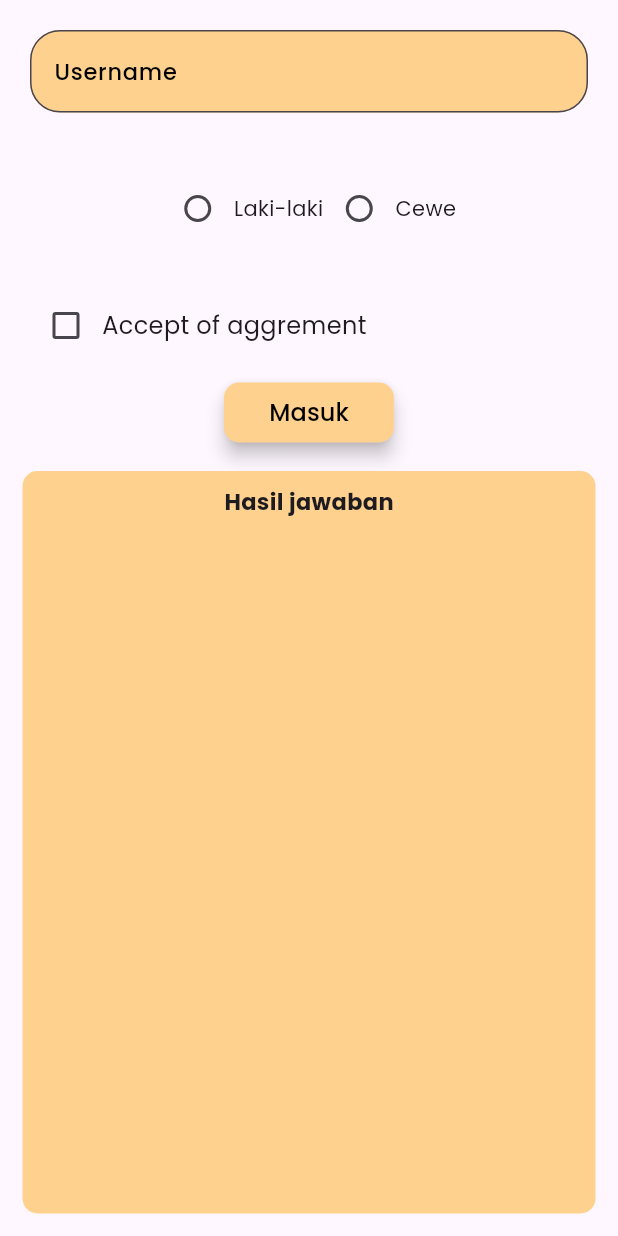
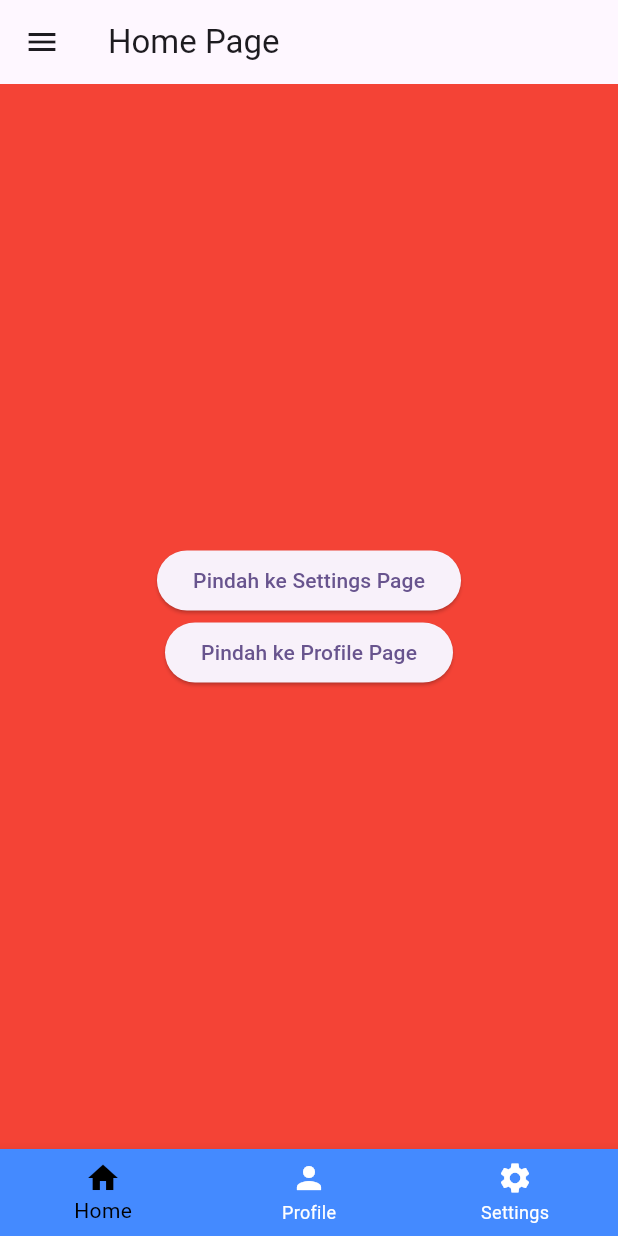
Before and after one commit to DindaAyuAprilia/mobile_review_BC22_095, a Flutter app: the screen it shows after launch, on a phone screen of 412 x 824 dp. Run offline on Flutter 3.47's test engine with Material 3 defaults, Android fonts, the phone set to English and light mode, and no system bars; our stand-ins replace google_fonts.

Commit message:
2209106095_DindaAyuAprilia_Review5

```diff
--- a/pertemuan4_095/lib/main.dart
+++ b/pertemuan4_095/lib/main.dart
@@ -1,6 +1,9 @@
 import 'package:flutter/material.dart';
+import 'package:pertemuan3_095/pages/bottom.dart';
 //import 'package:pertemuan3_095/pages/login_page.dart';
 import 'package:pertemuan3_095/pages/home_page.dart';
+import 'package:pertemuan3_095/pages/profile_page.dart';
+import 'package:pertemuan3_095/pages/setting_page.dart';
 
 void main() {
   runApp(const MyApp());
@@ -19,7 +22,12 @@ class MyApp extends StatelessWidget {
         useMaterial3: true,
       ),
       debugShowCheckedModeBanner: false,
-      home: const MyHomePage(),
+      home: const BottomNavigationPage(),
+      routes: {
+        "/HomePage" : (context) => const MyHomePage(),
+        "/ProfilePage" : (context) => const MyProfilePage(),
+        "/SettingsPage" : (context) => const MySettingPage(),
+      },
     );
   }
 }
--- /dev/null
+++ b/pertemuan4_095/lib/pages/bottom.dart
@@ -0,0 +1,57 @@
+import 'package:flutter/material.dart';
+import 'package:pertemuan3_095/pages/home_page.dart';
+import 'package:pertemuan3_095/pages/profile_page.dart';
+import 'package:pertemuan3_095/pages/setting_page.dart';
+
+
+class BottomNavigationPage extends StatefulWidget {
+  const BottomNavigationPage({super.key});
+
+  @override
+  State<BottomNavigationPage> createState() => _BottomNavigationPageState();
+}
+
+class _BottomNavigationPageState extends State<BottomNavigationPage> {
+  int _index = 0;
+  void _onItemTap(int index) {
+    setState(() {
+      _index = index;
+    });
+  }
+
+  final List<dynamic> _pages = [
+    const MyHomePage(),
+    const MyProfilePage(),
+    const MySettingPage(),
+  ];
+  @override
+  Widget build(BuildContext context) {
+    return Scaffold(
+      body: Center(
+        child: _pages.elementAt(_index),
+      ),
+      bottomNavigationBar: BottomNavigationBar(
+        type: BottomNavigationBarType.fixed,
+        backgroundColor: Colors.blueAccent,
+        unselectedItemColor: Colors.white,
+        selectedItemColor: Colors.black,
+        currentIndex: _index,
+        onTap: _onItemTap,
+        items: const [
+          BottomNavigationBarItem(
+            icon: Icon(Icons.home),
+            label: "Home",
+          ),
+          BottomNavigationBarItem(
+            icon: Icon(Icons.person),
+            label: "Profile",
+          ),
+          BottomNavigationBarItem(
+            icon: Icon(Icons.settings),
+            label: "Settings",
+          ),
+        ],
+      ),
+    );
+  }
+}
--- a/pertemuan4_095/lib/pages/home_page.dart
+++ b/pertemuan4_095/lib/pages/home_page.dart
@@ -1,7 +1,160 @@
+// Pertemuan4
+
+// import 'package:flutter/material.dart';
+// import 'package:google_fonts/google_fonts.dart';
+// import 'package:pertemuan3_095/widget/custom_button.dart';
+// import 'package:pertemuan3_095/widget/custom_text_filed.dart';
+
+// class MyHomePage extends StatefulWidget {
+//   const MyHomePage({super.key});
+
+//   @override
+//   State<MyHomePage> createState() => _MyHomePageState();
+// }
+
+// class _MyHomePageState extends State<MyHomePage> {
+//   final TextEditingController username = TextEditingController();
+//   final TextEditingController password = TextEditingController();
+//   String? _selectedGender;
+//   bool _setuju = false;
+
+//   String _result = ''; // Variabel untuk menyimpan hasil inputan
+
+//   void _submit() {
+//     setState(() {
+//       _result = 'Username: ${username.text}\n'
+//                 //'Password: ${password.text}\n'
+//                 'Gender: ${_selectedGender ?? "Belum memilih"}\n'
+//                 'Setuju: ${_setuju ? "Ya" : "Tidak"}\n';
+//       username.clear();
+//       password.clear();
+//       _selectedGender = null;
+//       _setuju = false;
+//     });
+//   }
+
+//   @override
+//   Widget build(BuildContext context) {
+//     return Scaffold(
+//       body: Column(
+//         mainAxisAlignment: MainAxisAlignment.center,
+//         children: [
+//           Container(
+//             width: double.infinity,
+//             margin: const EdgeInsets.symmetric(horizontal: 20, vertical: 20),
+//             child: MyTextField(controller: username, hintText: "Masukan nama anda....", labelText: "Username")
+//             ),
+//           Padding(
+//             padding: const EdgeInsets.symmetric(vertical: 20),
+//             child: Row(
+//                     mainAxisAlignment: MainAxisAlignment.center,
+//                     children: [
+//                       Row(
+//                         children: [
+//                           Radio<String>(
+//                             value:
+//                                 'Cowo', // Nilai yang akan disimpan jika dipilih
+//                             groupValue:
+//                                 _selectedGender, // Grup nilai radio button
+//                             onChanged: (value) {
+//                               setState(() {
+//                                 _selectedGender =
+//                                     value; // Mengubah nilai yang dipilih
+//                               });
+//                             },
+//                           ),
+//                           Text(
+//                             'Laki-laki',
+//                             style: GoogleFonts.poppins(fontSize: 14),
+//                           ),
+//                         ],
+//                       ),
+//                       Row(
+//                         children: [
+//                           Radio<String>(
+//                             value:
+//                                 'Cewe', // Nilai yang akan disimpan jika dipilih
+//                             groupValue:
+//                                 _selectedGender, // Grup nilai radio button
+//                             onChanged: (value) {
+//                               setState(() {
+//                                 _selectedGender =
+//                                     value; // Mengubah nilai yang dipilih
+//                               });
+//                             },
+//                           ),
+//                           Text(
+//                             'Cewe',
+//                             style: GoogleFonts.poppins(fontSize: 14),
+//                           ),
+//                         ],
+//                       ),
+//                     ],
+//                   ),
+//           ),
+//           Padding(
+//             padding: const EdgeInsets.symmetric(horizontal: 20, vertical: 10),
+//             child: Row(
+//               children: [
+//                 Checkbox(
+//                   value: _setuju,
+//                   onChanged: (bool? value) {
+//                     setState(() {
+//                       _setuju = value ?? false; // Update status checkbox
+//                     });
+//                   },
+//                 ),
+//                 Text(
+//                   "Accept of aggrement",
+//                   style: GoogleFonts.poppins(fontSize: 16),
+//                 )
+//               ],
+//             ),
+//           ),
+//           MyCustomButton(
+//             onPressed: _submit,
+//             text: "Masuk"),
+
+//           Expanded(
+//             child: Container(
+//               width: double.infinity,
+//               height: 110,
+//               margin: const EdgeInsets.all(15),
+//               padding: const EdgeInsets.symmetric(horizontal: 10, vertical: 10),
+//               decoration: BoxDecoration(
+//                 color: const Color(0xFFFFD18E),
+//                 borderRadius: BorderRadius.circular(10),
+//               ),
+//               child: Column(
+//                 children: [
+//                   Center(
+//                     child: Text(
+//                       'Hasil jawaban',
+//                       style: GoogleFonts.poppins(
+//                           fontSize: 15, fontWeight: FontWeight.bold),
+//                     ),
+//                   ),
+//                   Expanded(
+//                     child: Text(
+//                       _result,
+//                       style: GoogleFonts.poppins(
+//                           fontSize: 12, fontWeight: FontWeight.bold),
+//                     ),
+//                   ),
+//                 ],
+//               ),
+//             ),
+//           ),
+//         ],
+//       )
+//     );
+//   }
+// }
+
+// Pertemuan 5
 import 'package:flutter/material.dart';
-import 'package:google_fonts/google_fonts.dart';
-import 'package:pertemuan3_095/widget/custom_button.dart';
-import 'package:pertemuan3_095/widget/custom_text_filed.dart';
+import 'package:pertemuan3_095/pages/profile_page.dart';
+import 'package:pertemuan3_095/pages/setting_page.dart';
 
 class MyHomePage extends StatefulWidget {
   const MyHomePage({super.key});
@@ -11,140 +164,64 @@ class MyHomePage extends StatefulWidget {
 }
 
 class _MyHomePageState extends State<MyHomePage> {
-  final TextEditingController username = TextEditingController();
-  final TextEditingController password = TextEditingController();
-  String? _selectedGender;
-  bool _setuju = false;
-
-  String _result = ''; // Variabel untuk menyimpan hasil inputan
-
-  void _submit() {
-    setState(() {
-      _result = 'Username: ${username.text}\n'
-                //'Password: ${password.text}\n'
-                'Gender: ${_selectedGender ?? "Belum memilih"}\n'
-                'Setuju: ${_setuju ? "Ya" : "Tidak"}\n';
-      username.clear();
-      password.clear();
-      _selectedGender = null;
-      _setuju = false;
-    });
-  }
-
   @override
   Widget build(BuildContext context) {
     return Scaffold(
-      body: Column(
-        mainAxisAlignment: MainAxisAlignment.center,
+      appBar: AppBar(
+        title: const Text("Home Page"),
+      ),
+      drawer: Drawer(
+        backgroundColor: Colors.white,
+        child: Column(
           children: [
-          Container(
-            width: double.infinity,
-            margin: const EdgeInsets.symmetric(horizontal: 20, vertical: 20),
-            child: MyTextField(controller: username, hintText: "Masukan nama anda....", labelText: "Username")
+            const UserAccountsDrawerHeader(
+              currentAccountPicture: CircleAvatar(
+                backgroundImage: AssetImage('assets/profile.png'),
               ),
-          Padding(
-            padding: const EdgeInsets.symmetric(vertical: 20),
-            child: Row(
-                    mainAxisAlignment: MainAxisAlignment.center,
-                    children: [
-                      Row(
-                        children: [
-                          Radio<String>(
-                            value:
-                                'Cowo', // Nilai yang akan disimpan jika dipilih
-                            groupValue:
-                                _selectedGender, // Grup nilai radio button
-                            onChanged: (value) {
-                              setState(() {
-                                _selectedGender =
-                                    value; // Mengubah nilai yang dipilih
-                              });
+              accountName: Text("Praktikum Mobile"),
+              accountEmail: Text('mobile@gmail.com'),
+              decoration: BoxDecoration(color: Colors.lightBlueAccent),
+            ),
+            ListTile(
+              leading: const Icon(Icons.settings),
+              title: const Text('Settings'),
+              onTap: () {
+                Navigator.pushNamed(context, "/SettingsPage");
               },
             ),
-                          Text(
-                            'Laki-laki',
-                            style: GoogleFonts.poppins(fontSize: 14),
-                          ),
-                        ],
-                      ),
-                      Row(
-                        children: [
-                          Radio<String>(
-                            value:
-                                'Cewe', // Nilai yang akan disimpan jika dipilih
-                            groupValue:
-                                _selectedGender, // Grup nilai radio button
-                            onChanged: (value) {
-                              setState(() {
-                                _selectedGender =
-                                    value; // Mengubah nilai yang dipilih
-                              });
-                            },
-                          ),
-                          Text(
-                            'Cewe',
-                            style: GoogleFonts.poppins(fontSize: 14),
-                          ),
-                        ],
+            ListTile(
+              leading: const Icon(Icons.search),
+              title: const Text('Cari'),
+              onTap: () {},
             ),
           ],
         ),
       ),
-          Padding(
-            padding: const EdgeInsets.symmetric(horizontal: 20, vertical: 10),
-            child: Row(
+      backgroundColor: Colors.red,
+      body: Center(
+        child: Column(
+          mainAxisAlignment: MainAxisAlignment.center,
+          crossAxisAlignment: CrossAxisAlignment.center,
           children: [
-                Checkbox(
-                  value: _setuju,
-                  onChanged: (bool? value) {
-                    setState(() {
-                      _setuju = value ?? false; // Update status checkbox
-                    });
+            ElevatedButton(
+              onPressed: () {
+                Navigator.push(context, MaterialPageRoute(builder: (context) {
+                  return const MySettingPage();
+                }));
               },
+              child: const Text("Pindah ke Settings Page"),
             ),
-                Text(
-                  "Accept of aggrement",
-                  style: GoogleFonts.poppins(fontSize: 16),
-                )
-              ],
-            ),
-          ),
-          MyCustomButton(
-            onPressed: _submit,
-            text: "Masuk"),
-
-          Expanded(
-            child: Container(
-              width: double.infinity,
-              height: 110,
-              margin: const EdgeInsets.all(15),
-              padding: const EdgeInsets.symmetric(horizontal: 10, vertical: 10),
-              decoration: BoxDecoration(
-                color: const Color(0xFFFFD18E),
-                borderRadius: BorderRadius.circular(10),
-              ),
-              child: Column(
-                children: [
-                  Center(
-                    child: Text(
-                      'Hasil jawaban',
-                      style: GoogleFonts.poppins(
-                          fontSize: 15, fontWeight: FontWeight.bold),
-                    ),
-                  ),
-                  Expanded(
-                    child: Text(
-                      _result,
-                      style: GoogleFonts.poppins(
-                          fontSize: 12, fontWeight: FontWeight.bold),
-                    ),
+            ElevatedButton(
+              onPressed: () {
+                Navigator.push(context, MaterialPageRoute(builder: (context) {
+                  return const MyProfilePage();
+                }));
+              },
+              child: const Text("Pindah ke Profile Page"),
             ),
           ],
         ),
       ),
-          ),
-        ],
-      )
     );
   }
 }
```
Also changed, not shown: pertemuan4_095/lib/pages/profile_page.dart (added, +66 -0 lines), pertemuan4_095/lib/pages/setting_page.dart (added, +65 -0 lines), pertemuan4_095/lib/pages/tab_bar_page.dart (added, +43 -0 lines), pertemuan4_095/pubspec.lock. Lines whose indentation alone changed are shown as unchanged.
